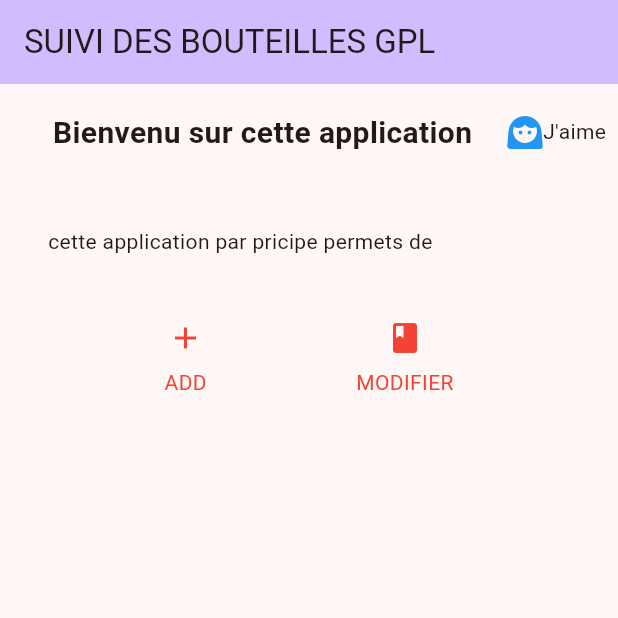
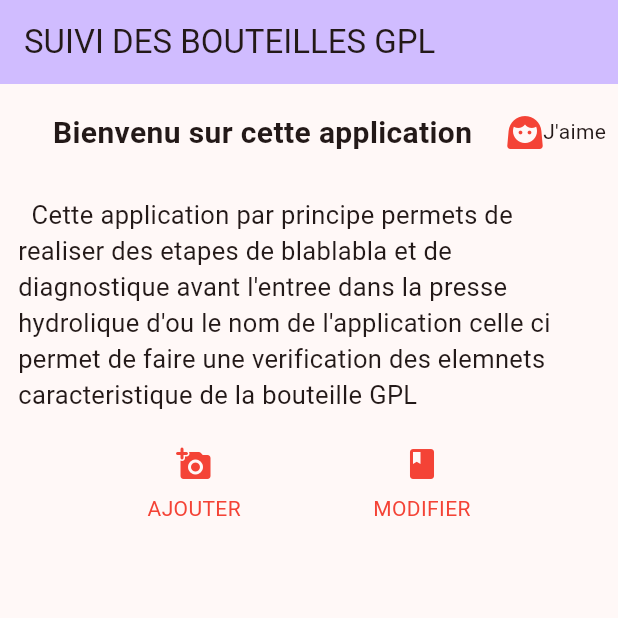
Before and after one commit to Yvana2005/Hydro_Test, a Flutter app: the screen it shows after launch, on a phone screen of 412 x 824 dp, the top half of it. Run offline on Flutter 3.47's test engine with Material 3 defaults, Android fonts, the light colour scheme and no system bars.

Commit message:
commit_2

```diff
--- a/hydrotest/lib/main.dart
+++ b/hydrotest/lib/main.dart
@@ -11,10 +11,11 @@ class MyApp extends StatelessWidget {
   @override
   Widget build(BuildContext context) {
     Widget DescriptionSection = Container(
-      padding: const EdgeInsets.all(32),
+      padding: const EdgeInsets.all(12),
       child: Text(
-        "cette application par pricipe permets de ",
+        "  Cette application par principe permets de realiser des etapes de blablabla et de diagnostique avant l'entree dans la presse hydrolique d'ou le nom de l'application celle ci permet de faire une verification des elemnets caracteristique de la bouteille GPL",
         softWrap: true,
+        style: TextStyle(fontSize: 17),
       ),
     );
     Widget ButtonSection = Container(
@@ -22,7 +23,7 @@ class MyApp extends StatelessWidget {
       child: Row(
         mainAxisAlignment: MainAxisAlignment.spaceEvenly,
         children: [
-          _buildButtonColumn(Colors.red, Icons.add, "ADD"),
+          _buildButtonColumn(Colors.red, Icons.add_a_photo_rounded, "AJOUTER"),
           _buildButtonColumn(Colors.red, Icons.book_rounded, "MODIFIER")
         ],
       ),
@@ -66,7 +67,7 @@ class MyApp extends StatelessWidget {
                       ],
                     ),
                   ),
-                  Icon(Icons.face_3_rounded, color: Colors.blue),
+                  Icon(Icons.face_3_rounded, color: Colors.red),
                   Text("J'aime"),
                 ],
               ),
```
